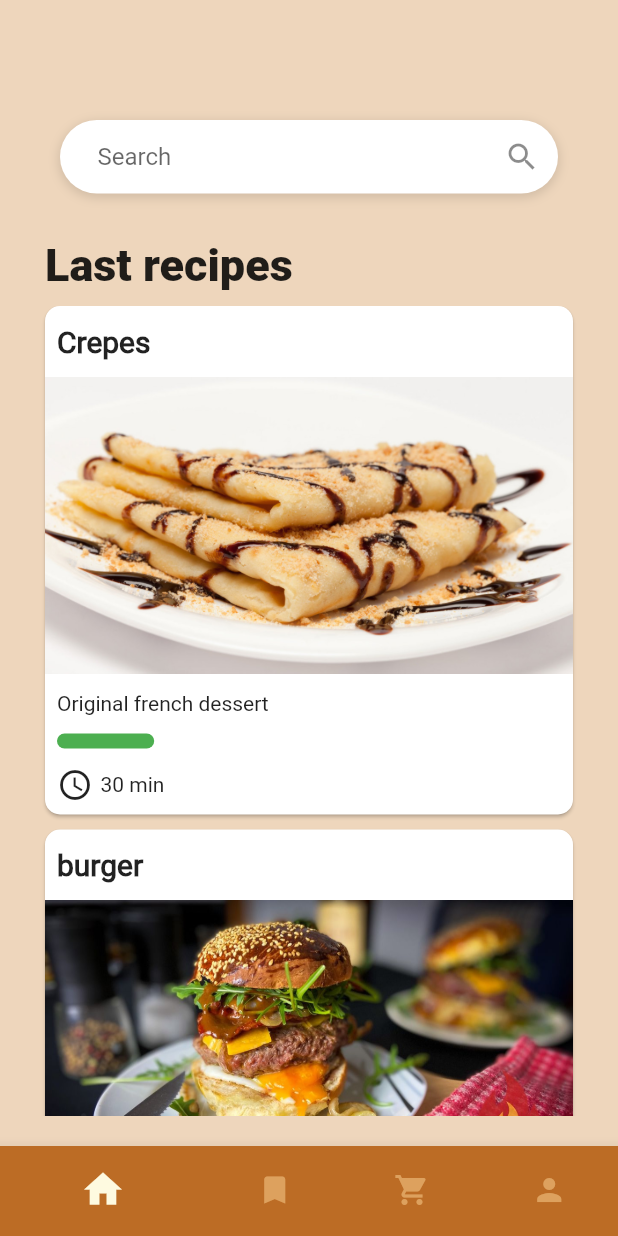
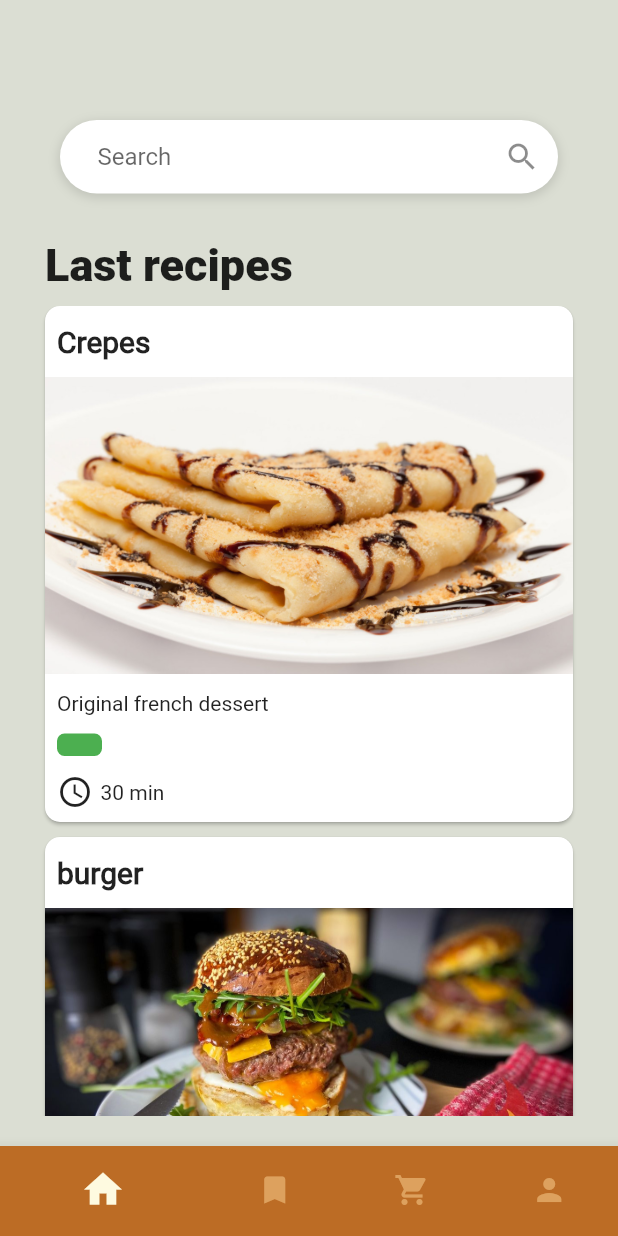
Before and after one commit to lintenn/GrateMate, a Flutter app: the screen it shows after launch, on a phone screen of 412 x 824 dp. Run offline on Flutter 3.47's test engine with Material 2 defaults, Android fonts, the light colour scheme and no system bars; our stand-ins replace font_awesome_flutter, tuple; statements that could not run were skipped.

Commit message:
Recipe screen changed, and models implemented

```diff
--- /dev/null
+++ b/grate_mate/lib/global_information/globalRecipes.dart
@@ -0,0 +1,39 @@
+library recipes;
+
+import 'package:grate_mate/models/recipe.dart';
+import 'package:grate_mate/global_information/global_ingredients.dart' as globalIngredients;
+import 'package:tuple/tuple.dart';
+
+import 'package:grate_mate/models/ingredient.dart';
+
+
+List<Recipe> recipes = [
+Recipe(name: "Crepes",description:  "Original french dessert",
+steps: ["Prepare ingredients","Finish recipe"],
+difficulty: 1,time:  30,
+imageURL: 'assets/crepes.jpg',
+ingredients: [
+  Tuple2<Ingredient,int>(globalIngredients.flour, 250),
+Tuple2<Ingredient,int>(globalIngredients.eggs, 2),
+Tuple2<Ingredient,int>(globalIngredients.milk, 250)
+]),
+Recipe(name: "burger",description:  "Real texas burger",
+steps: ["Prepare ingredients","Finish recipe"], difficulty: 3, time:  60,
+    imageURL: 'assets/burger.png',
+    ingredients: [
+      Tuple2<Ingredient,int>(globalIngredients.bread, 2),
+      Tuple2<Ingredient,int>(globalIngredients.cheese, 30),
+      Tuple2<Ingredient,int>(globalIngredients.bacon, 2),
+      Tuple2<Ingredient,int>(globalIngredients.salad, 20),
+      Tuple2<Ingredient,int>(globalIngredients.meat, 1)
+    ]),
+Recipe(name: "Tortilla",description:  "Tipical spanish tortilla",
+    steps: ["Prepare ingredients","Do the dish"],difficulty:  5, time: 30,
+    imageURL: 'assets/tortilla.png',
+  ingredients: [
+      Tuple2<Ingredient,int>(globalIngredients.eggs, 4),
+      Tuple2<Ingredient,int>(globalIngredients.potato, 500),
+      Tuple2<Ingredient,int>(globalIngredients.oil, 1),
+      Tuple2<Ingredient,int>(globalIngredients.salt, 10),
+    ]),
+];
--- a/grate_mate/lib/main.dart
+++ b/grate_mate/lib/main.dart
@@ -5,9 +5,7 @@ import 'package:grate_mate/screens/profile_screen.dart';
 import 'package:grate_mate/screens/recipe_screen.dart';
 import 'package:grate_mate/screens/shoppingList_screen.dart';
 import 'screens/mainPage.dart';
-import 'screens/recipe_screen.dart';
-import 'colors/TigersEye.dart';
-import 'package:google_fonts/google_fonts.dart';
+import 'global_information/colors_palette.dart';
 
 
 void main() {
@@ -68,7 +66,6 @@ class MyHomePage extends StatefulWidget {
 
 class _MyHomePageState extends State<MyHomePage> {
   int _selectedIndex = 0;
-  static const TextStyle optionStyle = TextStyle(fontSize: 30, fontWeight: FontWeight.bold);
 
   void _onItemTapped(int index) {
     setState(() {
--- a/grate_mate/lib/models/globalRecipes.dart
+++ /dev/null
@@ -1,24 +0,0 @@
-library recipes;
-
-import 'package:grate_mate/models/recipe.dart';
-
-
-//main colors of the app: https://coolors.co/606c38-283618-fefae0-dda15e-bc6c25
-
-List<Recipe> recipes = [
-Recipe(name: "Crepes",description:  "Original french dessert",
-steps: ["Prepare ingredients","Finish recipe"],
-difficulty: 1,time:  30,
-imageURL: 'assets/crepes.jpg')
-//imageURL: "https://vod-hogarmania.atresmedia.com/hogarmania/images/images01/2019/05/20/5ce265e7fa7dec0001ed6f24/1239x697.jpg")
-,
-Recipe(name: "burger",description:  "Real texas burger",
-steps: ["Prepare ingredients","Finish recipe"], difficulty: 3, time:  60,
-    imageURL: 'assets/burger.png')
-  //imageURL: "https://www.bergfest.de/wp-content/uploads/2021/03/texasburger_klein1.jpg")
-,
-Recipe(name: "Tortilla",description:  "Tipical spanish tortilla",
-    steps: ["Prepare ingredients","Do the dish"],difficulty:  5, time: 30,
-    imageURL: 'assets/tortilla.png')
-    //    imageURL: "https://mim.p7s1.io/pis/ld/12a9zChLCVyZ-c1vEwXZAanB-DJ78rnq2V2gRWTHzVV6NywNWMSJCEGmZ4YSENP-WRL0b9lo2z_IfGOSZ1UVCV30P-oV4svvpu1HJ79dtfYLCCYEG8TLB0rgYmJE20-bJL5er23WDdQ/profile:original")
-];
--- a/grate_mate/lib/screens/loading_screen.dart
+++ b/grate_mate/lib/screens/loading_screen.dart
@@ -1,6 +1,6 @@
 import 'package:flutter/cupertino.dart';
 import 'package:flutter/material.dart';
-import 'package:grate_mate/colors/TigersEye.dart';
+import 'package:grate_mate/global_information//colors_palette.dart';
 
 class LoadingScreen extends StatefulWidget {
   const LoadingScreen({Key? key}) : super(key: key);
--- a/grate_mate/lib/screens/mainPage.dart
+++ b/grate_mate/lib/screens/mainPage.dart
@@ -1,8 +1,7 @@
 import 'package:flutter/material.dart';
-import '../colors/TigersEye.dart';
-import '../models/globalRecipes.dart' as globalRecipes;
-import 'package:grate_mate/screens/recipe_screen.dart';
+import '../global_information//globalRecipes.dart' as globalRecipes;
 import 'dart:core';
+import '../global_information/colors_palette.dart';
 
 class MainPage extends StatefulWidget{
   @override
@@ -41,13 +40,7 @@ class _MainPageState extends State<MainPage>{
     return Center(
       child: GestureDetector(
         onTap: () {
-          Navigator.push(
-            context,
-            MaterialPageRoute(
-              //TODO I think that if here i put the info i can catch it later and change to router
-              builder: (context) => RecipeScreen(),
-            ),
-          );
+          Navigator.pushNamed(context, '/recipe', arguments: recipe);
         },
         child: Card(
           margin: const EdgeInsets.fromLTRB(10, 0, 10, 10),
@@ -76,7 +69,8 @@ class _MainPageState extends State<MainPage>{
                 padding: const EdgeInsets.fromLTRB(8, 12, 8, 8),
                 child: Text(recipe.description),
               ),
-              Padding(
+              //This code create a bar instead of a rectangles
+              /*Padding(
                 padding: const EdgeInsets.fromLTRB(8, 4, 20, 8),
                 child:  FractionallySizedBox(
                     alignment: Alignment.centerLeft,
@@ -91,6 +85,10 @@ class _MainPageState extends State<MainPage>{
                       ),
                     )
                 ),
+              ),*/
+              Padding(
+                padding: const EdgeInsets.fromLTRB(8, 4, 8, 8),
+                child: getDfficultyBar(recipe.difficulty),
               ),
               Padding(
                 padding: const EdgeInsets.fromLTRB(8, 4, 8, 8),
@@ -109,7 +107,24 @@ class _MainPageState extends State<MainPage>{
     );
   }
 
-  List<Color> _getDifficultyColors(int difficulty) {
+  Widget getDfficultyBar(int difficulty){
+    return Row(
+      children: List.generate(
+        difficulty,
+            (index) => Container(
+          width: 30,
+          height: 15,
+          margin: EdgeInsets.only(right: 5),
+          decoration: BoxDecoration(
+            color: _getDifficultyColors(index+1),
+            borderRadius: BorderRadius.circular(5),
+          ),
+        ),
+      ),
+    );
+  }
+
+  /*List<Color> _getDifficultyColors(int difficulty) {
     switch (difficulty) {
       case 1:
         return [Colors.green, Colors.green];
@@ -124,13 +139,31 @@ class _MainPageState extends State<MainPage>{
       default:
         return [Colors.grey, Colors.grey];
     }
+  }*/
+
+  Color _getDifficultyColors(int difficulty) {
+    switch (difficulty) {
+      case 1:
+        return Colors.green;
+      case 2:
+        return const Color(0xffC6CE00);
+      case 3:
+        return Colors.yellow;
+      case 4:
+        return Colors.orange;
+      case 5:
+        return Colors.red;
+      default:
+        return Colors.grey;
+    }
   }
 
 
   @override
   Widget build(BuildContext context) {
     return Scaffold(
-      backgroundColor: GrateMate.earthYellow[400],
+      //backgroundColor: GrateMate.earthYellow[400],
+      backgroundColor: GrateMate.darkMossGreen[200],
       body: Container(
         margin: const EdgeInsets.fromLTRB(20.0, 60.0, 20.0, 20.0),
         child: Column(
--- a/grate_mate/pubspec.yaml
+++ b/grate_mate/pubspec.yaml
@@ -37,6 +37,8 @@ dependencies:
   # Use with the CupertinoIcons class for iOS style icons.
   cupertino_icons: ^1.0.2
   google_fonts: ^4.0.3
+  font_awesome_flutter: ^10.4.0
+  tuple: ^2.0.0
 
 dev_dependencies:
   flutter_test:
@@ -87,6 +89,7 @@ flutter:
     - family: RobotoBlack
       fonts:
       - asset: fonts/roboto/Roboto-Black.ttf
+
   #
   # For details regarding fonts from package dependencies,
   # see https://flutter.dev/custom-fonts/#from-packages
```
Also changed, not shown: grate_mate/lib/global_information/global_ingredients.dart (added, +23 -0 lines), grate_mate/lib/models/ingredient.dart (added, +14 -0 lines), grate_mate/lib/models/recipe.dart (+7 -2 lines), grate_mate/lib/screens/recipe_screen.dart (+119 -119 lines), grate_mate/lib/global_information/colors_palette.dart (renamed from grate_mate/lib/colors/TigersEye.dart), grate_mate/pubspec.lock.
